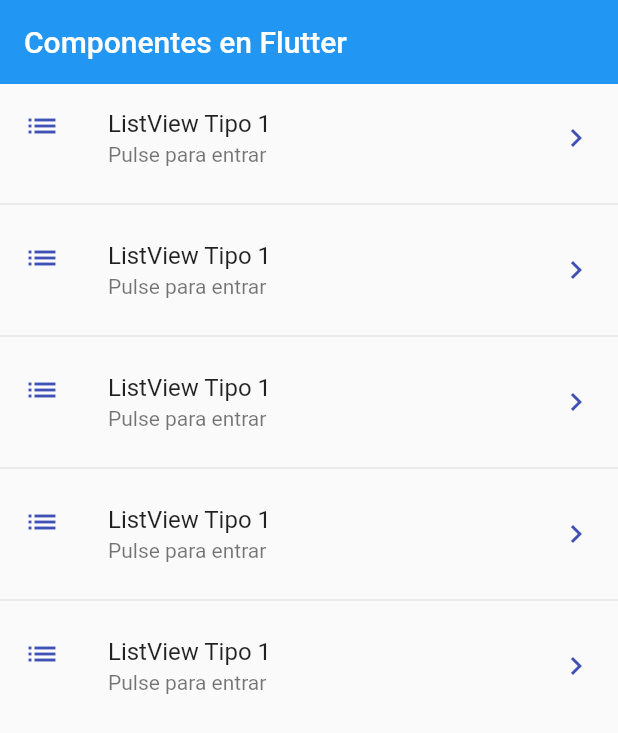
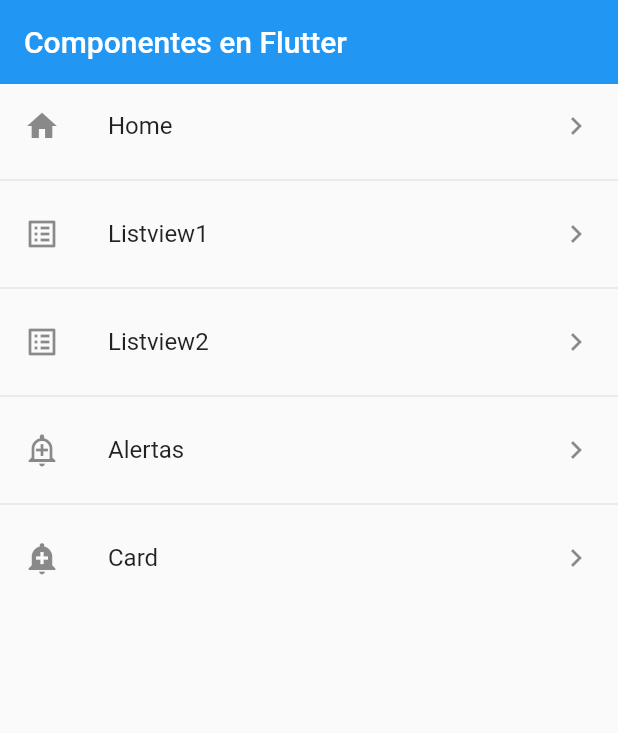
Before and after one commit to flutter-spain/fl_components, a Flutter app: the screen it shows after launch, on a phone screen of 412 x 824 dp. Shown: the top 733 px of the screen. Run offline on Flutter 3.47's test engine with Material 2 defaults, Android fonts, the phone set to English and light mode, and no system bars.

Commit message:
73 Crear metodo ruta aplicacion

```diff
--- a/lib/main.dart
+++ b/lib/main.dart
@@ -13,7 +13,7 @@ class MyApp extends StatelessWidget {
       debugShowCheckedModeBanner: false,
       title: 'Material App',
       initialRoute: AppRouter.initialRoute,
-      routes: AppRouter.routes,
+      routes: AppRouter.getAppRoutes(),
       onGenerateRoute: AppRouter.onGenerateRoute,
     );
   }
--- a/lib/router/app_routers.dart
+++ b/lib/router/app_routers.dart
@@ -38,13 +38,21 @@ class AppRouter {
     ),
   ];
 
-  static Map<String, Widget Function(BuildContext) > routes = {
-    'home'     : (BuildContext context) => const HomeScreen(),
-    'listview1': (BuildContext context) => const ListView1Screen(),
-    'listview2': (BuildContext context) => const ListView2Screen(),
-    'alert'    : (BuildContext context) => const AlertScreen(),
-    'card'     : (BuildContext context) => const CardScreen(),
-  };
+  static Map<String, Widget Function(BuildContext)> getAppRoutes(){
+    Map<String, Widget Function(BuildContext)> appRoutes = {
+       for (final option in menuOption) option.route: (BuildContext context) => option.screen
+    };
+
+    return appRoutes;
+  }
+
+  // static Map<String, Widget Function(BuildContext) > routes = {
+  //   'home'     : (BuildContext context) => const HomeScreen(),
+  //   'listview1': (BuildContext context) => const ListView1Screen(),
+  //   'listview2': (BuildContext context) => const ListView2Screen(),
+  //   'alert'    : (BuildContext context) => const AlertScreen(),
+  //   'card'     : (BuildContext context) => const CardScreen(),
+  // };
 
   static Route<dynamic> onGenerateRoute(settings) {
     return MaterialPageRoute(
--- a/lib/screens/home_screen.dart
+++ b/lib/screens/home_screen.dart
@@ -1,3 +1,4 @@
+import 'package:fl_components/router/app_routers.dart';
 import 'package:flutter/material.dart';
 // import 'package:fl_components/screens/screens.dart';
 
@@ -13,19 +14,17 @@ class HomeScreen extends StatelessWidget {
         elevation: 0,
       ),
       body: ListView.separated(
-        itemBuilder: (BuildContext context, int index) => ListTile(
-          title: const Text('ListView Tipo 1'),
-          leading: Icon(Icons.list, color: Colors.indigo),
-          subtitle: const Text('Pulse para entrar'),
-          trailing: const Icon(Icons.keyboard_arrow_right, color: Colors.indigo),
-          onTap: () {
-            // Navigator.pushReplacement(context, MaterialPageRoute(builder: (context) => ListView1Screen()));
-            // Navigator.push(context, MaterialPageRoute(builder: (context) => ListView1Screen()));
-            Navigator.pushNamed(context, 'listview1');
-          },
-        ),
+        itemBuilder: (BuildContext context, int index) {
+          final option = AppRouter.menuOption[index];
+          return ListTile(
+            leading: Icon(option.icon),
+            title: Text(option.name),
+            trailing: const Icon(Icons.chevron_right),
+            onTap: () => Navigator.pushNamed(context, option.route),
+          );
+        },
         separatorBuilder: (BuildContext context, int index) => const Divider(),
-        itemCount: 5)
+        itemCount: AppRouter.menuOption.length)
     );
   }
 }
```
